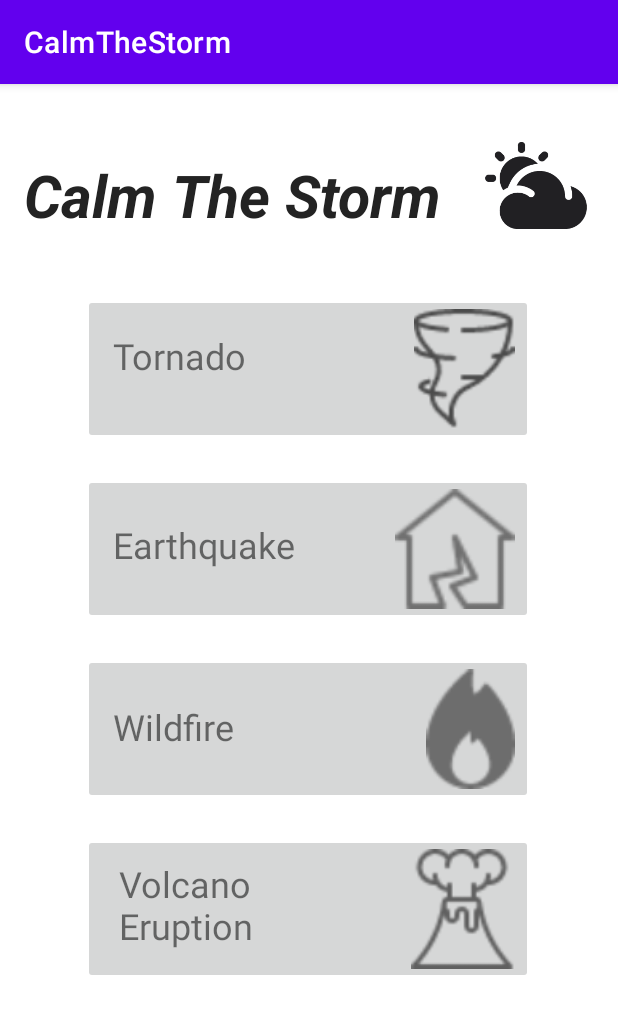
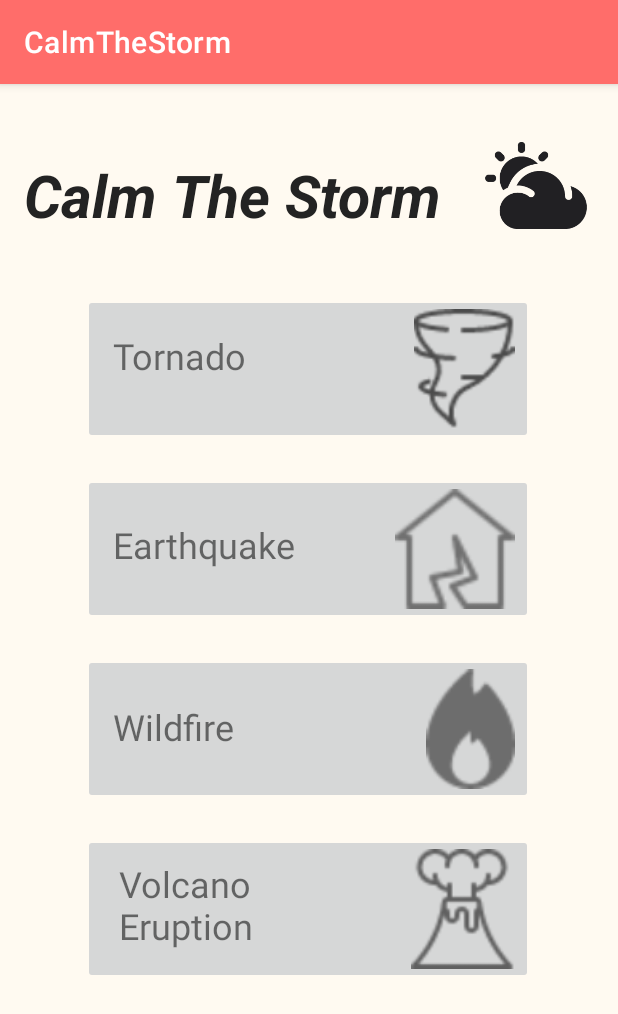
Before and after one commit to MatinMirzaei/CalmTheStorm, an Android app: the screen it shows after launch (MainActivity), on a phone screen of 412 x 824 dp. Shown: the top 1014 px of the screen. Run offline under Robolectric (Android 15) with nearby library versions, the phone set to English and light mode, and no system bars.

Commit message:
updates color scheme

```diff
--- a/app/src/main/res/values/colors.xml
+++ b/app/src/main/res/values/colors.xml
@@ -7,4 +7,7 @@
     <color name="teal_700">#FF018786</color>
     <color name="black">#FF000000</color>
     <color name="white">#FFFFFFFF</color>
+    <color name="pink">#FF6D6A</color>
+    <color name="tan">#FFFAF1</color>
+    <color name="blue_grey">#47525E</color>
 </resources>
--- a/app/src/main/res/values/themes.xml
+++ b/app/src/main/res/values/themes.xml
@@ -2,13 +2,16 @@
     <!-- Base application theme. -->
     <style name="Theme.CalmTheStorm" parent="Theme.MaterialComponents.DayNight.DarkActionBar">
         <!-- Primary brand color. -->
-        <item name="colorPrimary">@color/purple_500</item>
-        <item name="colorPrimaryVariant">@color/purple_700</item>
-        <item name="colorOnPrimary">@color/white</item>
+        <item name="colorPrimary">@color/pink</item>
+        <item name="colorPrimaryVariant">@color/pink</item>
+        <item name="colorOnPrimary">@color/tan</item>
+        <item name="android:windowBackground">@color/tan</item>
+        <item name="android:textColorPrimary">@color/blue_grey</item>
         <!-- Secondary brand color. -->
-        <item name="colorSecondary">@color/teal_200</item>
-        <item name="colorSecondaryVariant">@color/teal_700</item>
-        <item name="colorOnSecondary">@color/black</item>
+        <item name="colorSecondary">@color/tan</item>
+        <item name="colorSecondaryVariant">@color/tan</item>
+        <item name="colorOnSecondary">@color/blue_grey</item>
+        <item name="android:textColorSecondary">@color/pink</item>
         <!-- Status bar color. -->
         <item name="android:statusBarColor" tools:targetApi="l">?attr/colorPrimaryVariant</item>
         <!-- Customize your theme here. -->
```
